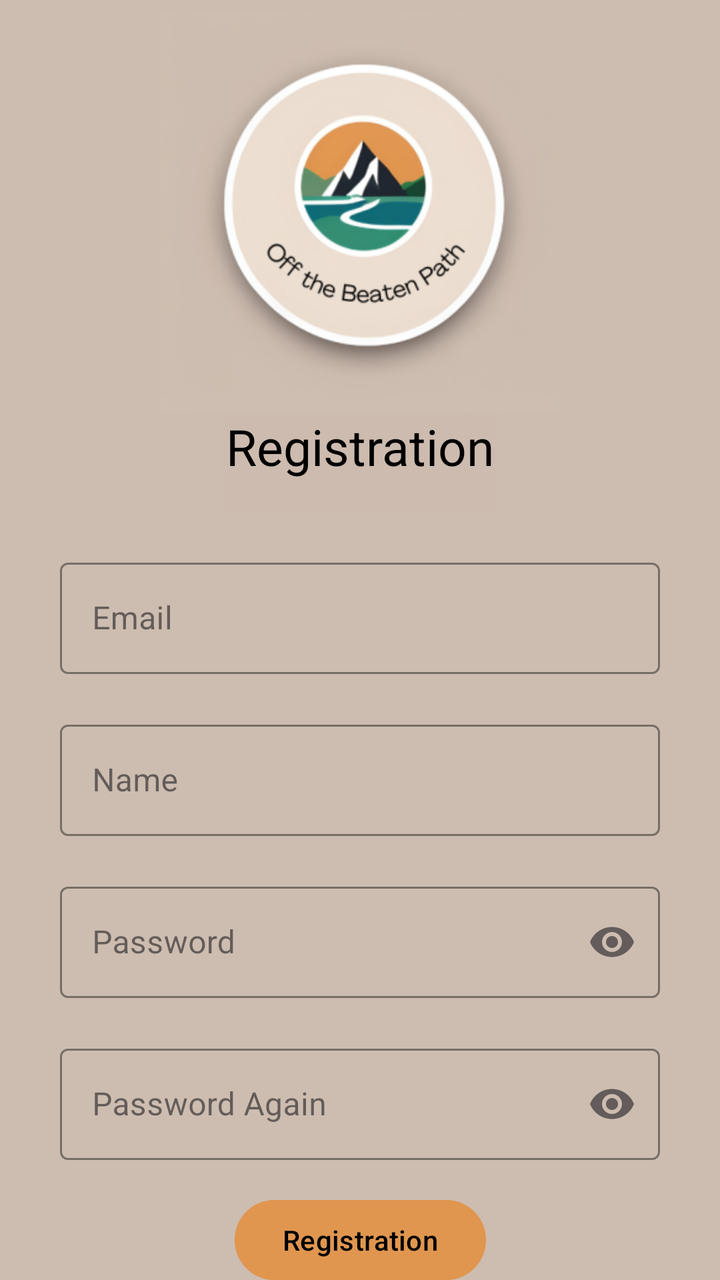
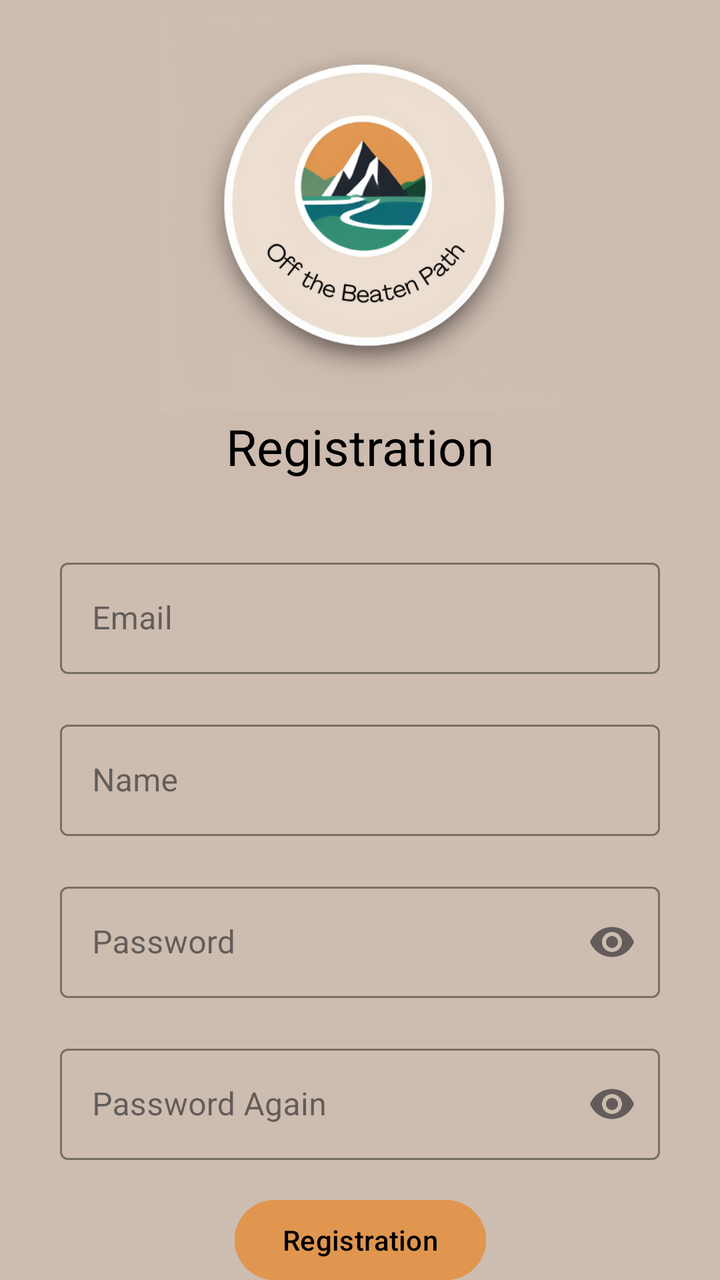

Compare the two renders of this Android layout. The source of the first and the diff that turns it into the second are given below.
<!-- AndroidManifest.xml: application theme Theme.OffTheBeatenPath -->
<!-- res/layout/activity_registration.xml -->
<?xml version="1.0" encoding="utf-8"?>
<androidx.constraintlayout.widget.ConstraintLayout xmlns:android="http://schemas.android.com/apk/res/android"
    xmlns:app="http://schemas.android.com/apk/res-auto"
    xmlns:tools="http://schemas.android.com/tools"
    android:id="@+id/registration"
    android:layout_width="match_parent"
    android:layout_height="match_parent"
    android:background="#CDBDB0"
    tools:context=".LoginActivity">

    <ImageView
        android:id="@+id/logoImageView"
        android:layout_width="200dp"
        android:layout_height="200dp"
        android:src="@mipmap/ic_launcher_foreground"
        app:layout_constraintEnd_toEndOf="parent"
        app:layout_constraintStart_toStartOf="parent"
        app:layout_constraintTop_toBottomOf="@id/guideLine" />

    <androidx.constraintlayout.widget.Guideline
        android:id="@+id/guideLine"
        android:layout_width="wrap_content"
        android:layout_height="wrap_content"
        android:orientation="horizontal"
        app:layout_constraintGuide_percent="0.01" />

    <TextView
        android:id="@+id/registrationTextView"
        android:layout_width="wrap_content"
        android:layout_height="wrap_content"
        android:background="@color/darker_brown"
        android:paddingBottom="16dp"
        android:text="@string/registration"
        android:textColor="@color/black"
        android:textSize="25sp"
        app:layout_constraintEnd_toEndOf="parent"
        app:layout_constraintStart_toStartOf="parent"
        app:layout_constraintTop_toBottomOf="@id/logoImageView" />

    <com.google.android.material.textfield.TextInputLayout
        android:id="@+id/registrationEmailEditText"
        style="@style/Widget.MaterialComponents.TextInputLayout.OutlinedBox"
        android:layout_width="300dp"
        android:layout_height="wrap_content"
        android:layout_marginTop="20dp"
        android:hint="@string/email"
        app:boxStrokeColor="@color/greenis"
        app:hintTextColor="@color/greenis"
        app:cursorColor="@color/greenis"
        app:layout_constraintEnd_toEndOf="@id/logoImageView"
        app:layout_constraintStart_toStartOf="@id/logoImageView"
        app:layout_constraintTop_toBottomOf="@id/registrationTextView">

        <com.google.android.material.textfield.TextInputEditText
            android:layout_width="match_parent"
            android:layout_height="wrap_content" />

    </com.google.android.material.textfield.TextInputLayout>
    <com.google.android.material.textfield.TextInputLayout
        android:id="@+id/registrationNameEditText"
        style="@style/Widget.MaterialComponents.TextInputLayout.OutlinedBox"
        android:layout_width="300dp"
        android:layout_height="wrap_content"
        android:layout_marginTop="20dp"
        android:hint="@string/name"
        app:boxStrokeColor="@color/greenis"
        app:hintTextColor="@color/greenis"
        app:cursorColor="@color/greenis"
        app:layout_constraintEnd_toEndOf="@id/logoImageView"
        app:layout_constraintStart_toStartOf="@id/logoImageView"
        app:layout_constraintTop_toBottomOf="@id/registrationEmailEditText">

        <com.google.android.material.textfield.TextInputEditText
            android:layout_width="match_parent"
            android:layout_height="wrap_content"/>

    </com.google.android.material.textfield.TextInputLayout>

    <com.google.android.material.textfield.TextInputLayout
        android:id="@+id/registrationPasswordEditText"
        style="@style/Widget.MaterialComponents.TextInputLayout.OutlinedBox"
        android:layout_width="300dp"
        android:layout_height="wrap_content"
        android:layout_marginTop="20dp"
        android:hint="@string/password"
        app:boxStrokeColor="@color/greenis"
        app:hintTextColor="@color/greenis"
        app:cursorColor="@color/greenis"
        app:endIconMode="password_toggle"
        app:layout_constraintEnd_toEndOf="@id/logoImageView"
        app:layout_constraintStart_toStartOf="@id/logoImageView"
        app:layout_constraintTop_toBottomOf="@id/registrationNameEditText">

        <com.google.android.material.textfield.TextInputEditText
            android:layout_width="match_parent"
            android:layout_height="wrap_content"
            android:inputType="textPassword"/>

    </com.google.android.material.textfield.TextInputLayout>

    <com.google.android.material.textfield.TextInputLayout
        android:id="@+id/passwordAgainEditText"
        style="@style/Widget.MaterialComponents.TextInputLayout.OutlinedBox"
        android:layout_width="300dp"
        android:layout_height="wrap_content"
        android:layout_marginTop="20dp"
        android:hint="@string/password_again"
        app:boxStrokeColor="@color/greenis"
        app:hintTextColor="@color/greenis"
        app:cursorColor="@color/greenis"
        app:endIconMode="password_toggle"
        app:layout_constraintEnd_toEndOf="@id/logoImageView"
        app:layout_constraintStart_toStartOf="@id/logoImageView"
        app:layout_constraintTop_toBottomOf="@id/registrationPasswordEditText">

        <com.google.android.material.textfield.TextInputEditText
            android:layout_width="match_parent"
            android:layout_height="wrap_content"
            android:inputType="textPassword"/>

    </com.google.android.material.textfield.TextInputLayout>


    <Button
        android:id="@+id/registerButton"
        android:layout_width="wrap_content"
        android:layout_height="wrap_content"
        android:layout_marginTop="16dp"
        android:backgroundTint="@color/orange"
        android:text="@string/registration"
        android:textColor="@color/black"
        app:layout_constraintEnd_toEndOf="@id/registrationPasswordEditText"
        app:layout_constraintStart_toStartOf="@id/registrationPasswordEditText"
        app:layout_constraintTop_toBottomOf="@id/passwordAgainEditText" />

</androidx.constraintlayout.widget.ConstraintLayout>
<!-- resources referenced by this layout -->
<resources>
  <color name="black">#FF000000</color>
  <color name="darker_brown">#CDBBAF</color>
  <color name="greenis">#358D74</color>
  <color name="orange">#E0964F</color>
  <!-- mipmap ic_launcher_foreground (drawable) -->
  <vector xmlns:android="http://schemas.android.com/apk/res/android"
      xmlns:aapt="http://schemas.android.com/aapt"
      android:width="108dp"
      android:height="108dp"
      android:viewportWidth="108"
      android:viewportHeight="108">
      <path android:pathData="M31,63.928c0,0 6.4,-11 12.1,-13.1c7.2,-2.6 26,-1.4 26,-1.4l38.1,38.1L107,108.928l-32,-1L31,63.928z">
          <aapt:attr name="android:fillColor">
              <gradient
                  android:endX="85.84757"
                  android:endY="92.4963"
                  android:startX="42.9492"
                  android:startY="49.59793"
                  android:type="linear">
                  <item
                      android:color="#44000000"
                      android:offset="0.0" />
                  <item
                      android:color="#00000000"
                      android:offset="1.0" />
              </gradient>
          </aapt:attr>
      </path>
      <path
          android:fillColor="#FFFFFF"
          android:fillType="nonZero"
          android:pathData="M65.3,45.828l3.8,-6.6c0.2,-0.4 0.1,-0.9 -0.3,-1.1c-0.4,-0.2 -0.9,-0.1 -1.1,0.3l-3.9,6.7c-6.3,-2.8 -13.4,-2.8 -19.7,0l-3.9,-6.7c-0.2,-0.4 -0.7,-0.5 -1.1,-0.3C38.8,38.328 38.7,38.828 38.9,39.228l3.8,6.6C36.2,49.428 31.7,56.028 31,63.928h46C76.3,56.028 71.8,49.428 65.3,45.828zM43.4,57.328c-0.8,0 -1.5,-0.5 -1.8,-1.2c-0.3,-0.7 -0.1,-1.5 0.4,-2.1c0.5,-0.5 1.4,-0.7 2.1,-0.4c0.7,0.3 1.2,1 1.2,1.8C45.3,56.528 44.5,57.328 43.4,57.328L43.4,57.328zM64.6,57.328c-0.8,0 -1.5,-0.5 -1.8,-1.2s-0.1,-1.5 0.4,-2.1c0.5,-0.5 1.4,-0.7 2.1,-0.4c0.7,0.3 1.2,1 1.2,1.8C66.5,56.528 65.6,57.328 64.6,57.328L64.6,57.328z"
          android:strokeWidth="1"
          android:strokeColor="#00000000" />
  </vector>
  <string name="email">Email</string>
  <string name="name">Name</string>
  <string name="password">Password</string>
  <string name="password_again">Password Again</string>
  <string name="registration">Registration</string>
  <style name="Theme.OffTheBeatenPath" parent="Base.Theme.OffTheBeatenPath" />
  <style name="Base.Theme.OffTheBeatenPath" parent="Theme.Material3.DayNight.NoActionBar">
          
          
      </style>
</resources>

<!-- the commit's change to res/layout/activity_registration.xml (unified diff, before → after) -->
@@ -12,7 +12,7 @@
         android:id="@+id/logoImageView"
         android:layout_width="200dp"
         android:layout_height="200dp"
-        android:src="@mipmap/ic_launcher_foreground"
+        android:src="@drawable/logo"
         app:layout_constraintEnd_toEndOf="parent"
         app:layout_constraintStart_toStartOf="parent"
         app:layout_constraintTop_toBottomOf="@id/guideLine" />
@@ -45,8 +45,8 @@
         android:layout_marginTop="20dp"
         android:hint="@string/email"
         app:boxStrokeColor="@color/greenis"
+        app:cursorColor="@color/greenis"
         app:hintTextColor="@color/greenis"
-        app:cursorColor="@color/greenis"
         app:layout_constraintEnd_toEndOf="@id/logoImageView"
         app:layout_constraintStart_toStartOf="@id/logoImageView"
         app:layout_constraintTop_toBottomOf="@id/registrationTextView">
@@ -56,6 +56,7 @@
             android:layout_height="wrap_content" />
 
     </com.google.android.material.textfield.TextInputLayout>
+
     <com.google.android.material.textfield.TextInputLayout
         android:id="@+id/registrationNameEditText"
         style="@style/Widget.MaterialComponents.TextInputLayout.OutlinedBox"
@@ -64,15 +65,15 @@
         android:layout_marginTop="20dp"
         android:hint="@string/name"
         app:boxStrokeColor="@color/greenis"
+        app:cursorColor="@color/greenis"
         app:hintTextColor="@color/greenis"
-        app:cursorColor="@color/greenis"
         app:layout_constraintEnd_toEndOf="@id/logoImageView"
         app:layout_constraintStart_toStartOf="@id/logoImageView"
         app:layout_constraintTop_toBottomOf="@id/registrationEmailEditText">
 
         <com.google.android.material.textfield.TextInputEditText
             android:layout_width="match_parent"
-            android:layout_height="wrap_content"/>
+            android:layout_height="wrap_content" />
 
     </com.google.android.material.textfield.TextInputLayout>
 
@@ -84,9 +85,9 @@
         android:layout_marginTop="20dp"
         android:hint="@string/password"
         app:boxStrokeColor="@color/greenis"
-        app:hintTextColor="@color/greenis"
         app:cursorColor="@color/greenis"
         app:endIconMode="password_toggle"
+        app:hintTextColor="@color/greenis"
         app:layout_constraintEnd_toEndOf="@id/logoImageView"
         app:layout_constraintStart_toStartOf="@id/logoImageView"
         app:layout_constraintTop_toBottomOf="@id/registrationNameEditText">
@@ -94,7 +95,7 @@
         <com.google.android.material.textfield.TextInputEditText
             android:layout_width="match_parent"
             android:layout_height="wrap_content"
-            android:inputType="textPassword"/>
+            android:inputType="textPassword" />
 
     </com.google.android.material.textfield.TextInputLayout>
 
@@ -106,9 +107,9 @@
         android:layout_marginTop="20dp"
         android:hint="@string/password_again"
         app:boxStrokeColor="@color/greenis"
-        app:hintTextColor="@color/greenis"
         app:cursorColor="@color/greenis"
         app:endIconMode="password_toggle"
+        app:hintTextColor="@color/greenis"
         app:layout_constraintEnd_toEndOf="@id/logoImageView"
         app:layout_constraintStart_toStartOf="@id/logoImageView"
         app:layout_constraintTop_toBottomOf="@id/registrationPasswordEditText">
@@ -116,7 +117,7 @@
         <com.google.android.material.textfield.TextInputEditText
             android:layout_width="match_parent"
             android:layout_height="wrap_content"
-            android:inputType="textPassword"/>
+            android:inputType="textPassword" />
 
     </com.google.android.material.textfield.TextInputLayout>
 
<!-- resource entries referenced after the edit -->
@@ -4,37 +4,7 @@
   <color name="darker_brown">#CDBBAF</color>
   <color name="greenis">#358D74</color>
   <color name="orange">#E0964F</color>
-  <!-- mipmap ic_launcher_foreground (drawable) -->
-  <vector xmlns:android="http://schemas.android.com/apk/res/android"
-      xmlns:aapt="http://schemas.android.com/aapt"
-      android:width="108dp"
-      android:height="108dp"
-      android:viewportWidth="108"
-      android:viewportHeight="108">
-      <path android:pathData="M31,63.928c0,0 6.4,-11 12.1,-13.1c7.2,-2.6 26,-1.4 26,-1.4l38.1,38.1L107,108.928l-32,-1L31,63.928z">
-          <aapt:attr name="android:fillColor">
-              <gradient
-                  android:endX="85.84757"
-                  android:endY="92.4963"
-                  android:startX="42.9492"
-                  android:startY="49.59793"
-                  android:type="linear">
-                  <item
-                      android:color="#44000000"
-                      android:offset="0.0" />
-                  <item
-                      android:color="#00000000"
-                      android:offset="1.0" />
-              </gradient>
-          </aapt:attr>
-      </path>
-      <path
-          android:fillColor="#FFFFFF"
-          android:fillType="nonZero"
-          android:pathData="M65.3,45.828l3.8,-6.6c0.2,-0.4 0.1,-0.9 -0.3,-1.1c-0.4,-0.2 -0.9,-0.1 -1.1,0.3l-3.9,6.7c-6.3,-2.8 -13.4,-2.8 -19.7,0l-3.9,-6.7c-0.2,-0.4 -0.7,-0.5 -1.1,-0.3C38.8,38.328 38.7,38.828 38.9,39.228l3.8,6.6C36.2,49.428 31.7,56.028 31,63.928h46C76.3,56.028 71.8,49.428 65.3,45.828zM43.4,57.328c-0.8,0 -1.5,-0.5 -1.8,-1.2c-0.3,-0.7 -0.1,-1.5 0.4,-2.1c0.5,-0.5 1.4,-0.7 2.1,-0.4c0.7,0.3 1.2,1 1.2,1.8C45.3,56.528 44.5,57.328 43.4,57.328L43.4,57.328zM64.6,57.328c-0.8,0 -1.5,-0.5 -1.8,-1.2s-0.1,-1.5 0.4,-2.1c0.5,-0.5 1.4,-0.7 2.1,-0.4c0.7,0.3 1.2,1 1.2,1.8C66.5,56.528 65.6,57.328 64.6,57.328L64.6,57.328z"
-          android:strokeWidth="1"
-          android:strokeColor="#00000000" />
-  </vector>
+  <!-- drawable logo: png bitmap (drawable, 128967 bytes) -->
   <string name="email">Email</string>
   <string name="name">Name</string>
   <string name="password">Password</string>
